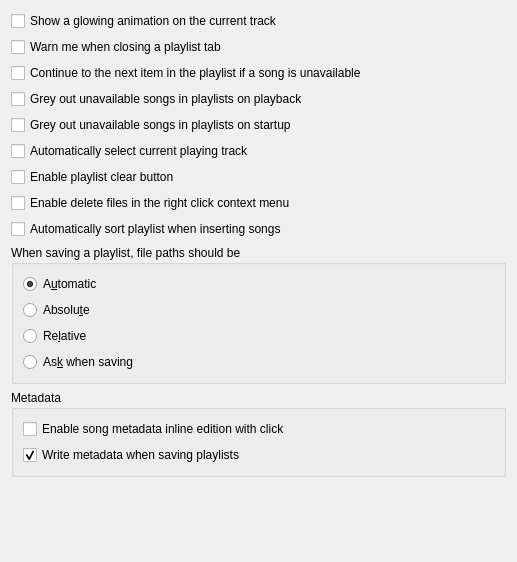
Before: the Qt Designer form src/settings/playlistsettingspage.ui in strawberrymusicplayer/strawberry, drawn with Qt 5.
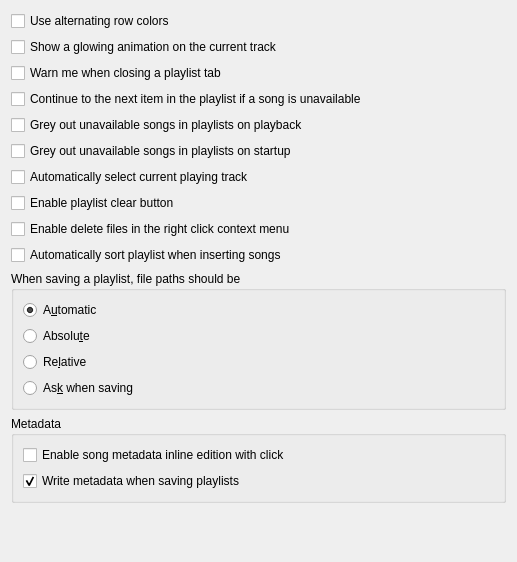
After: the same form once the commit is applied.

Commit message: Add option to turn off playlist alternating row colors

Diff of the .ui file:
```diff
--- a/src/settings/playlistsettingspage.ui
+++ b/src/settings/playlistsettingspage.ui
@@ -14,6 +14,13 @@
    <string>Playlist</string>
   </property>
   <layout class="QVBoxLayout" name="layout_playlistsettingspage">
+   <item>
+    <widget class="QCheckBox" name="checkbox_alternating_row_colors">
+     <property name="text">
+      <string>Use alternating row colors</string>
+     </property>
+    </widget>
+   </item>
    <item>
     <widget class="QCheckBox" name="checkbox_glowcurrenttrack">
      <property name="text">
```
The commit also changes 2 other files.
